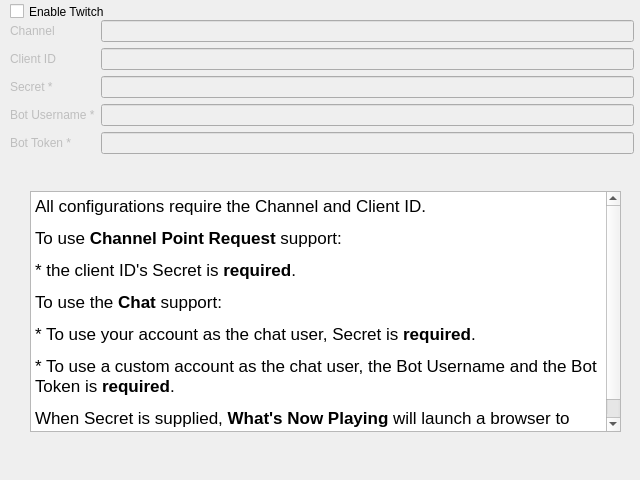
Above: nowplaying/resources/twitch_ui.ui from e1miran/Now-Playing-Serato before the change. Below: the same form after it.
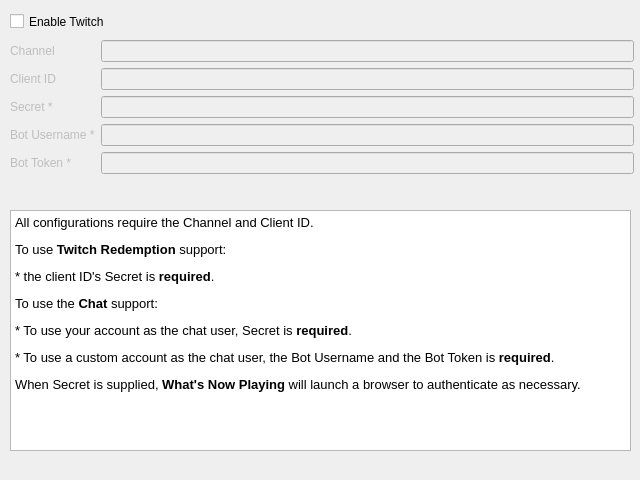
That is the form after the change.

Commit message: Separate requests out of twitch (#561)

The edit to the form file:
```diff
--- a/nowplaying/resources/twitch_ui.ui
+++ b/nowplaying/resources/twitch_ui.ui
@@ -20,7 +20,7 @@
    <property name="geometry">
     <rect>
      <x>10</x>
-     <y>20</y>
+     <y>40</y>
      <width>624</width>
      <height>161</height>
     </rect>
@@ -153,7 +153,7 @@
    <property name="geometry">
     <rect>
      <x>10</x>
-     <y>0</y>
+     <y>10</y>
      <width>141</width>
      <height>23</height>
     </rect>
@@ -165,9 +165,9 @@
   <widget class="QTextBrowser" name="help_text">
    <property name="geometry">
     <rect>
-     <x>30</x>
-     <y>191</y>
-     <width>591</width>
+     <x>10</x>
+     <y>210</y>
+     <width>621</width>
      <height>241</height>
     </rect>
    </property>
@@ -178,14 +178,14 @@
 hr { height: 1px; border-width: 0; }
 li.unchecked::marker { content: &quot;\2610&quot;; }
 li.checked::marker { content: &quot;\2612&quot;; }
-&lt;/style&gt;&lt;/head&gt;&lt;body style=&quot; font-family:'.AppleSystemUIFont'; font-size:13pt; font-weight:400; font-style:normal;&quot;&gt;
-&lt;p style=&quot; margin-top:12px; margin-bottom:12px; margin-left:0px; margin-right:0px; -qt-block-indent:0; text-indent:0px;&quot;&gt;All configurations require the Channel and Client ID.&lt;/p&gt;
-&lt;p style=&quot; margin-top:12px; margin-bottom:12px; margin-left:0px; margin-right:0px; -qt-block-indent:0; text-indent:0px;&quot;&gt;To use &lt;span style=&quot; font-weight:700;&quot;&gt;Channel Point Request&lt;/span&gt; support: &lt;/p&gt;
-&lt;p style=&quot; margin-top:12px; margin-bottom:12px; margin-left:0px; margin-right:0px; -qt-block-indent:0; text-indent:0px;&quot;&gt;* the client ID's Secret is &lt;span style=&quot; font-weight:700;&quot;&gt;required&lt;/span&gt;.&lt;/p&gt;
-&lt;p style=&quot; margin-top:12px; margin-bottom:12px; margin-left:0px; margin-right:0px; -qt-block-indent:0; text-indent:0px;&quot;&gt;To use the &lt;span style=&quot; font-weight:700;&quot;&gt;Chat&lt;/span&gt; support: &lt;/p&gt;
-&lt;p style=&quot; margin-top:12px; margin-bottom:12px; margin-left:0px; margin-right:0px; -qt-block-indent:0; text-indent:0px;&quot;&gt;* To use your account as the chat user, Secret is &lt;span style=&quot; font-weight:700;&quot;&gt;required&lt;/span&gt;.&lt;/p&gt;
-&lt;p style=&quot; margin-top:12px; margin-bottom:12px; margin-left:0px; margin-right:0px; -qt-block-indent:0; text-indent:0px;&quot;&gt;* To use a custom account as the chat user, the Bot Username and the Bot Token is &lt;span style=&quot; font-weight:700;&quot;&gt;required&lt;/span&gt;.&lt;/p&gt;
-&lt;p style=&quot; margin-top:12px; margin-bottom:12px; margin-left:0px; margin-right:0px; -qt-block-indent:0; text-indent:0px;&quot;&gt;When Secret is supplied, &lt;span style=&quot; font-weight:700;&quot;&gt;What's Now Playing&lt;/span&gt; will launch a browser to authenticate as necessary.&lt;/p&gt;&lt;/body&gt;&lt;/html&gt;</string>
+&lt;/style&gt;&lt;/head&gt;&lt;body style=&quot; font-family:'Sans'; font-size:10pt; font-weight:400; font-style:normal;&quot;&gt;
+&lt;p style=&quot; margin-top:12px; margin-bottom:12px; margin-left:0px; margin-right:0px; -qt-block-indent:0; text-indent:0px;&quot;&gt;&lt;span style=&quot; font-family:'.AppleSystemUIFont';&quot;&gt;All configurations require the Channel and Client ID.&lt;/span&gt;&lt;/p&gt;
+&lt;p style=&quot; margin-top:12px; margin-bottom:12px; margin-left:0px; margin-right:0px; -qt-block-indent:0; text-indent:0px;&quot;&gt;&lt;span style=&quot; font-family:'.AppleSystemUIFont';&quot;&gt;To use &lt;/span&gt;&lt;span style=&quot; font-family:'.AppleSystemUIFont'; font-weight:700;&quot;&gt;Twitch Redemption&lt;/span&gt;&lt;span style=&quot; font-family:'.AppleSystemUIFont';&quot;&gt; support: &lt;/span&gt;&lt;/p&gt;
+&lt;p style=&quot; margin-top:12px; margin-bottom:12px; margin-left:0px; margin-right:0px; -qt-block-indent:0; text-indent:0px;&quot;&gt;&lt;span style=&quot; font-family:'.AppleSystemUIFont';&quot;&gt;* the client ID's Secret is &lt;/span&gt;&lt;span style=&quot; font-family:'.AppleSystemUIFont'; font-weight:700;&quot;&gt;required&lt;/span&gt;&lt;span style=&quot; font-family:'.AppleSystemUIFont';&quot;&gt;.&lt;/span&gt;&lt;/p&gt;
+&lt;p style=&quot; margin-top:12px; margin-bottom:12px; margin-left:0px; margin-right:0px; -qt-block-indent:0; text-indent:0px;&quot;&gt;&lt;span style=&quot; font-family:'.AppleSystemUIFont';&quot;&gt;To use the &lt;/span&gt;&lt;span style=&quot; font-family:'.AppleSystemUIFont'; font-weight:700;&quot;&gt;Chat&lt;/span&gt;&lt;span style=&quot; font-family:'.AppleSystemUIFont';&quot;&gt; support: &lt;/span&gt;&lt;/p&gt;
+&lt;p style=&quot; margin-top:12px; margin-bottom:12px; margin-left:0px; margin-right:0px; -qt-block-indent:0; text-indent:0px;&quot;&gt;&lt;span style=&quot; font-family:'.AppleSystemUIFont';&quot;&gt;* To use your account as the chat user, Secret is &lt;/span&gt;&lt;span style=&quot; font-family:'.AppleSystemUIFont'; font-weight:700;&quot;&gt;required&lt;/span&gt;&lt;span style=&quot; font-family:'.AppleSystemUIFont';&quot;&gt;.&lt;/span&gt;&lt;/p&gt;
+&lt;p style=&quot; margin-top:12px; margin-bottom:12px; margin-left:0px; margin-right:0px; -qt-block-indent:0; text-indent:0px;&quot;&gt;&lt;span style=&quot; font-family:'.AppleSystemUIFont';&quot;&gt;* To use a custom account as the chat user, the Bot Username and the Bot Token is &lt;/span&gt;&lt;span style=&quot; font-family:'.AppleSystemUIFont'; font-weight:700;&quot;&gt;required&lt;/span&gt;&lt;span style=&quot; font-family:'.AppleSystemUIFont';&quot;&gt;.&lt;/span&gt;&lt;/p&gt;
+&lt;p style=&quot; margin-top:12px; margin-bottom:12px; margin-left:0px; margin-right:0px; -qt-block-indent:0; text-indent:0px;&quot;&gt;&lt;span style=&quot; font-family:'.AppleSystemUIFont';&quot;&gt;When Secret is supplied, &lt;/span&gt;&lt;span style=&quot; font-family:'.AppleSystemUIFont'; font-weight:700;&quot;&gt;What's Now Playing&lt;/span&gt;&lt;span style=&quot; font-family:'.AppleSystemUIFont';&quot;&gt; will launch a browser to authenticate as necessary.&lt;/span&gt;&lt;/p&gt;&lt;/body&gt;&lt;/html&gt;</string>
    </property>
   </widget>
  </widget>
```
The commit also changes 9 other files.
